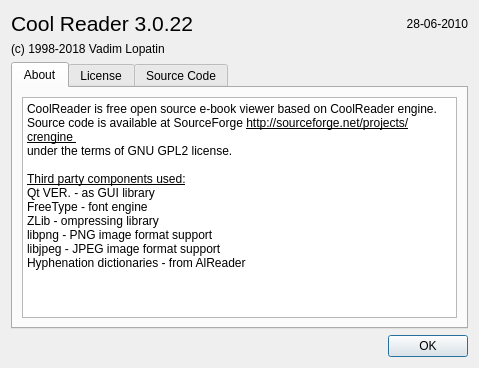
Above: cr3qt/src/aboutdlg.ui from buggins/coolreader before the change. Below: the same form after it.
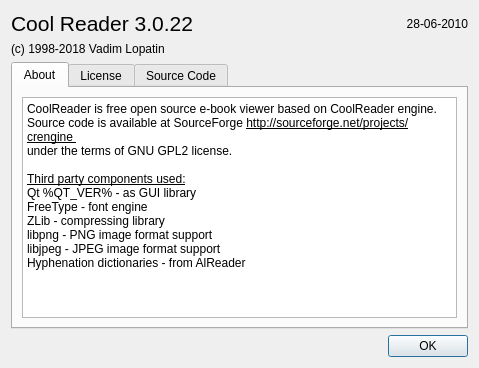
That is the form after the change.

The edit to the form file:
```diff
--- a/cr3qt/src/aboutdlg.ui
+++ b/cr3qt/src/aboutdlg.ui
@@ -87,9 +87,9 @@
 &lt;p style=&quot; margin-top:0px; margin-bottom:0px; margin-left:0px; margin-right:0px; -qt-block-indent:0; text-indent:0px;&quot;&gt;&lt;span style=&quot; font-family:'DejaVu Sans'; font-size:9pt;&quot;&gt;under the terms of GNU GPL2 license.&lt;/span&gt;&lt;/p&gt;
 &lt;p style=&quot;-qt-paragraph-type:empty; margin-top:0px; margin-bottom:0px; margin-left:0px; margin-right:0px; -qt-block-indent:0; text-indent:0px; font-family:'DejaVu Sans'; font-size:9pt;&quot;&gt;&lt;/p&gt;
 &lt;p style=&quot; margin-top:0px; margin-bottom:0px; margin-left:0px; margin-right:0px; -qt-block-indent:0; text-indent:0px;&quot;&gt;&lt;span style=&quot; font-family:'DejaVu Sans'; font-size:9pt; text-decoration: underline;&quot;&gt;Third party components used:&lt;/span&gt;&lt;/p&gt;
-&lt;p style=&quot; margin-top:0px; margin-bottom:0px; margin-left:0px; margin-right:0px; -qt-block-indent:0; text-indent:0px;&quot;&gt;&lt;span style=&quot; font-family:'DejaVu Sans'; font-size:9pt;&quot;&gt;Qt VER. - as GUI library&lt;/span&gt;&lt;/p&gt;
+&lt;p style=&quot; margin-top:0px; margin-bottom:0px; margin-left:0px; margin-right:0px; -qt-block-indent:0; text-indent:0px;&quot;&gt;&lt;span style=&quot; font-family:'DejaVu Sans'; font-size:9pt;&quot;&gt;Qt %QT_VER% - as GUI library&lt;/span&gt;&lt;/p&gt;
 &lt;p style=&quot; margin-top:0px; margin-bottom:0px; margin-left:0px; margin-right:0px; -qt-block-indent:0; text-indent:0px;&quot;&gt;&lt;span style=&quot; font-family:'DejaVu Sans'; font-size:9pt;&quot;&gt;FreeType - font engine&lt;/span&gt;&lt;/p&gt;
-&lt;p style=&quot; margin-top:0px; margin-bottom:0px; margin-left:0px; margin-right:0px; -qt-block-indent:0; text-indent:0px;&quot;&gt;&lt;span style=&quot; font-family:'DejaVu Sans'; font-size:9pt;&quot;&gt;ZLib - ompressing library&lt;/span&gt;&lt;/p&gt;
+&lt;p style=&quot; margin-top:0px; margin-bottom:0px; margin-left:0px; margin-right:0px; -qt-block-indent:0; text-indent:0px;&quot;&gt;&lt;span style=&quot; font-family:'DejaVu Sans'; font-size:9pt;&quot;&gt;ZLib - compressing library&lt;/span&gt;&lt;/p&gt;
 &lt;p style=&quot; margin-top:0px; margin-bottom:0px; margin-left:0px; margin-right:0px; -qt-block-indent:0; text-indent:0px;&quot;&gt;&lt;span style=&quot; font-family:'DejaVu Sans'; font-size:9pt;&quot;&gt;libpng - PNG image format support&lt;/span&gt;&lt;/p&gt;
 &lt;p style=&quot; margin-top:0px; margin-bottom:0px; margin-left:0px; margin-right:0px; -qt-block-indent:0; text-indent:0px;&quot;&gt;&lt;span style=&quot; font-family:'DejaVu Sans'; font-size:9pt;&quot;&gt;libjpeg - JPEG image format support&lt;/span&gt;&lt;/p&gt;
 &lt;p style=&quot; margin-top:0px; margin-bottom:0px; margin-left:0px; margin-right:0px; -qt-block-indent:0; text-indent:0px;&quot;&gt;&lt;span style=&quot; font-family:'DejaVu Sans'; font-size:9pt;&quot;&gt;Hyphenation dictionaries - from AlReader&lt;/span&gt;&lt;/p&gt;
```
Left out of the diff: 2 changed lines with no effect on the pictures.
